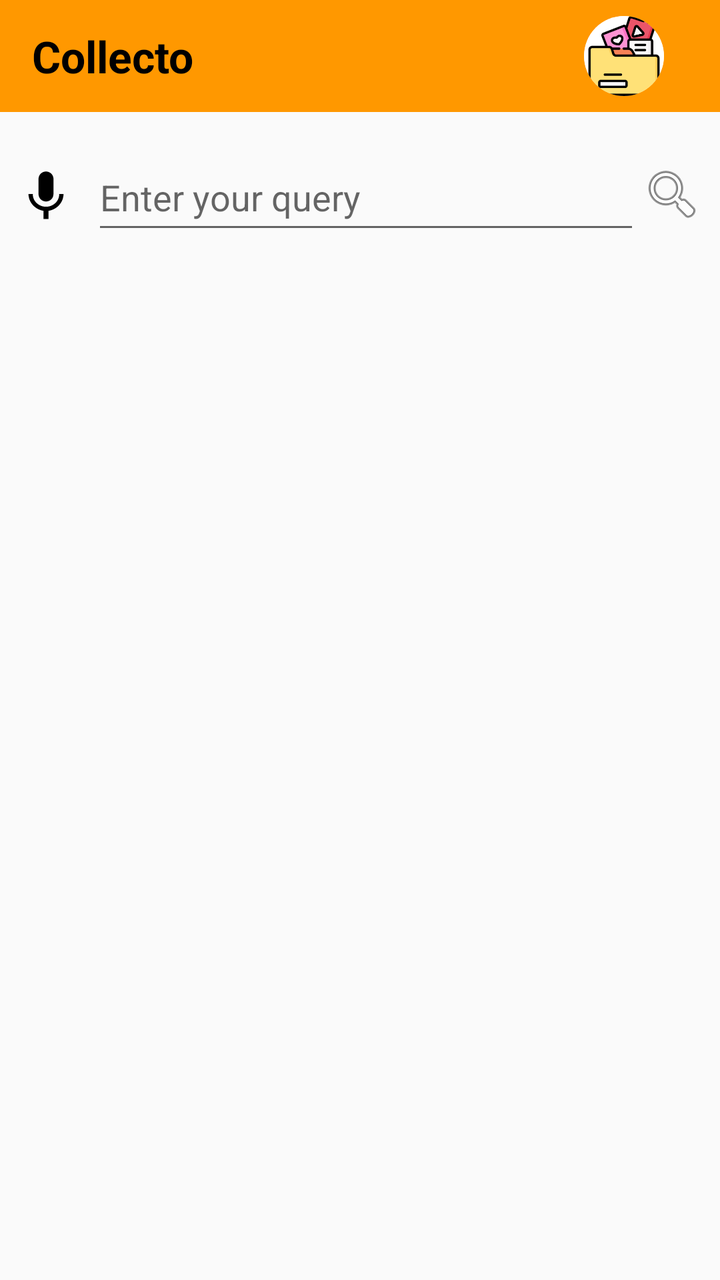
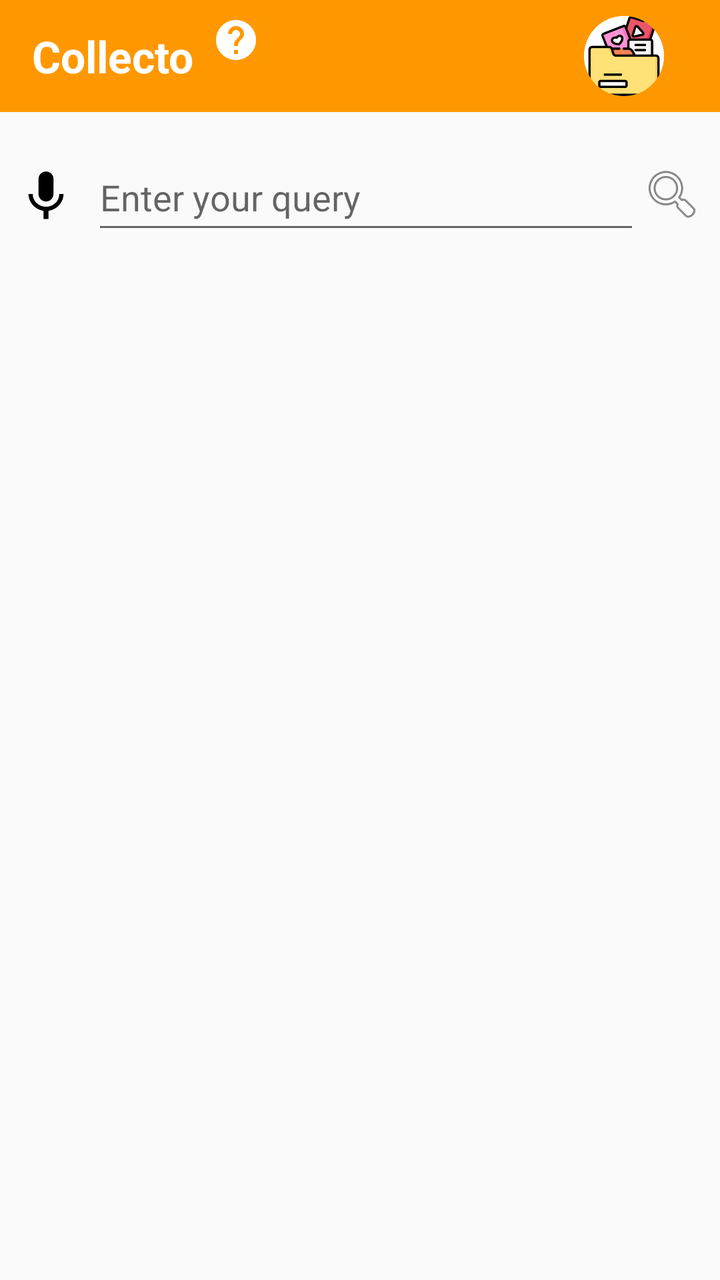

The first picture is an Android layout as it rendered before a commit; the second is the same layout after the commit. The layout source and the unified diff follow.
<!-- AndroidManifest.xml: application theme Theme.AppCompat.Light.NoActionBar -->
<!-- res/layout/activity_main.xml -->
<?xml version="1.0" encoding="utf-8"?>
<androidx.constraintlayout.widget.ConstraintLayout xmlns:app="http://schemas.android.com/apk/res-auto"
    xmlns:tools="http://schemas.android.com/tools"
    xmlns:android="http://schemas.android.com/apk/res/android"
    android:layout_width="match_parent"
    android:layout_height="match_parent"
    android:fitsSystemWindows="true"
    tools:context=".activities.MainActivity">

    <androidx.appcompat.widget.Toolbar
        android:id="@+id/toolbar"
        android:layout_width="0dp"
        android:layout_height="wrap_content"
        android:background="#FF9800"
        android:minHeight="?attr/actionBarSize"
        android:padding="8dp"
        app:layout_constraintTop_toTopOf="parent"
        app:layout_constraintStart_toStartOf="parent"
        app:layout_constraintEnd_toEndOf="parent">

        <RelativeLayout
            android:layout_width="match_parent"
            android:layout_height="wrap_content">

            <TextView
                android:id="@+id/textViewAppName"
                android:layout_width="wrap_content"
                android:layout_height="wrap_content"
                android:text="Collecto"
                android:textSize="22sp"
                android:textStyle="bold"
                android:textColor="@android:color/black"
                android:layout_alignParentStart="true"
                android:layout_centerVertical="true" />

            <ImageView
                android:id="@+id/imageViewCollection"
                android:layout_width="40dp"
                android:layout_height="40dp"
                android:layout_alignParentEnd="true"
                android:layout_marginEnd="12dp"
                android:background="@drawable/circle_background"
                android:clipToOutline="true"
                android:contentDescription="Collections"
                android:scaleType="centerCrop"
                app:srcCompat="@drawable/collection" />
        </RelativeLayout>
    </androidx.appcompat.widget.Toolbar>

    <ProgressBar
        android:id="@+id/progressBar"
        style="?android:attr/progressBarStyle"
        android:layout_width="wrap_content"
        android:layout_height="wrap_content"
        android:visibility="invisible"
        app:layout_constraintTop_toTopOf="parent"
        app:layout_constraintBottom_toBottomOf="parent"
        app:layout_constraintStart_toStartOf="parent"
        app:layout_constraintEnd_toEndOf="parent" />

    <EditText
        android:id="@+id/editTextSearch"
        android:layout_width="0dp"
        android:layout_height="50dp"
        android:layout_marginStart="8dp"
        android:layout_marginTop="16dp"
        android:hint="Enter your query"
        android:inputType="text"
        app:layout_constraintEnd_toStartOf="@id/imageViewSearch"
        app:layout_constraintStart_toEndOf="@+id/imageViewMic"
        app:layout_constraintTop_toBottomOf="@id/toolbar" />

    <ImageView
        android:id="@+id/imageViewSearch"
        android:layout_width="wrap_content"
        android:layout_height="wrap_content"
        android:layout_marginEnd="8dp"
        app:srcCompat="@android:drawable/ic_menu_search"
        app:layout_constraintTop_toTopOf="@id/editTextSearch"
        app:layout_constraintBottom_toBottomOf="@id/editTextSearch"
        app:layout_constraintEnd_toEndOf="parent" />

    <androidx.recyclerview.widget.RecyclerView
        android:id="@+id/recyclerView"
        android:layout_width="0dp"
        android:layout_height="0dp"
        app:layout_constraintTop_toBottomOf="@id/editTextSearch"
        app:layout_constraintBottom_toBottomOf="parent"
        app:layout_constraintStart_toStartOf="parent"
        app:layout_constraintEnd_toEndOf="parent" />

    <ImageView
        android:id="@+id/imageViewMic"
        android:layout_width="30dp"
        android:layout_height="30dp"
        android:layout_marginStart="8dp"
        app:layout_constraintBottom_toBottomOf="@+id/editTextSearch"
        app:layout_constraintStart_toStartOf="parent"
        app:layout_constraintTop_toTopOf="@+id/editTextSearch"
        app:srcCompat="@drawable/ic_mic" />

</androidx.constraintlayout.widget.ConstraintLayout>
<!-- resources referenced by this layout -->
<resources>
  <!-- drawable circle_background (drawable) -->
  <shape xmlns:android="http://schemas.android.com/apk/res/android"
      android:shape="oval">
      <solid android:color="#FFFFFF"/> 
  </shape>
  <!-- drawable collection: png bitmap (drawable, 4234 bytes) -->
  <!-- drawable ic_mic (drawable) -->
  <vector xmlns:android="http://schemas.android.com/apk/res/android" android:height="24dp" android:tint="#000000" android:viewportHeight="24" android:viewportWidth="24" android:width="24dp">
        
      <path android:fillColor="@android:color/white" android:pathData="M12,15c1.66,0 2.99,-1.34 2.99,-3L15,6c0,-1.66 -1.34,-3 -3,-3S9,4.34 9,6v6c0,1.66 1.34,3 3,3zM17.3,12c0,3 -2.54,5.1 -5.3,5.1S6.7,15 6.7,12L5,12c0,3.42 2.72,6.23 6,6.72L11,22h2v-3.28c3.28,-0.48 6,-3.3 6,-6.72h-1.7z"/>
      
  </vector>
</resources>

<!-- the commit's change to res/layout/activity_main.xml (unified diff, before → after) -->
@@ -26,12 +26,12 @@
                 android:id="@+id/textViewAppName"
                 android:layout_width="wrap_content"
                 android:layout_height="wrap_content"
+                android:layout_alignParentStart="true"
+                android:layout_centerVertical="true"
                 android:text="Collecto"
+                android:textColor="@color/white"
                 android:textSize="22sp"
-                android:textStyle="bold"
-                android:textColor="@android:color/black"
-                android:layout_alignParentStart="true"
-                android:layout_centerVertical="true" />
+                android:textStyle="bold" />
 
             <ImageView
                 android:id="@+id/imageViewCollection"
@@ -44,6 +44,14 @@
                 android:contentDescription="Collections"
                 android:scaleType="centerCrop"
                 app:srcCompat="@drawable/collection" />
+
+            <ImageView
+                android:id="@+id/imageViewGuide"
+                android:layout_width="wrap_content"
+                android:layout_height="wrap_content"
+                android:layout_marginStart="9dp"
+                android:layout_toEndOf="@+id/textViewAppName"
+                app:srcCompat="@drawable/ic_guide" />
         </RelativeLayout>
     </androidx.appcompat.widget.Toolbar>
 
<!-- resource entries referenced after the edit -->
@@ -1,11 +1,18 @@
 <!-- resources referenced by this layout -->
 <resources>
+  <color name="white">#FFFFFFFF</color>
   <!-- drawable circle_background (drawable) -->
   <shape xmlns:android="http://schemas.android.com/apk/res/android"
       android:shape="oval">
       <solid android:color="#FFFFFF"/> 
   </shape>
   <!-- drawable collection: png bitmap (drawable, 4234 bytes) -->
+  <!-- drawable ic_guide (drawable) -->
+  <vector xmlns:android="http://schemas.android.com/apk/res/android" android:autoMirrored="true" android:height="24dp" android:tint="#FFFFFF" android:viewportHeight="24" android:viewportWidth="24" android:width="24dp">
+        
+      <path android:fillColor="@android:color/white" android:pathData="M12,2C6.48,2 2,6.48 2,12s4.48,10 10,10 10,-4.48 10,-10S17.52,2 12,2zM13,19h-2v-2h2v2zM15.07,11.25l-0.9,0.92C13.45,12.9 13,13.5 13,15h-2v-0.5c0,-1.1 0.45,-2.1 1.17,-2.83l1.24,-1.26c0.37,-0.36 0.59,-0.86 0.59,-1.41 0,-1.1 -0.9,-2 -2,-2s-2,0.9 -2,2L8,9c0,-2.21 1.79,-4 4,-4s4,1.79 4,4c0,0.88 -0.36,1.68 -0.93,2.25z"/>
+      
+  </vector>
   <!-- drawable ic_mic (drawable) -->
   <vector xmlns:android="http://schemas.android.com/apk/res/android" android:height="24dp" android:tint="#000000" android:viewportHeight="24" android:viewportWidth="24" android:width="24dp">
         
